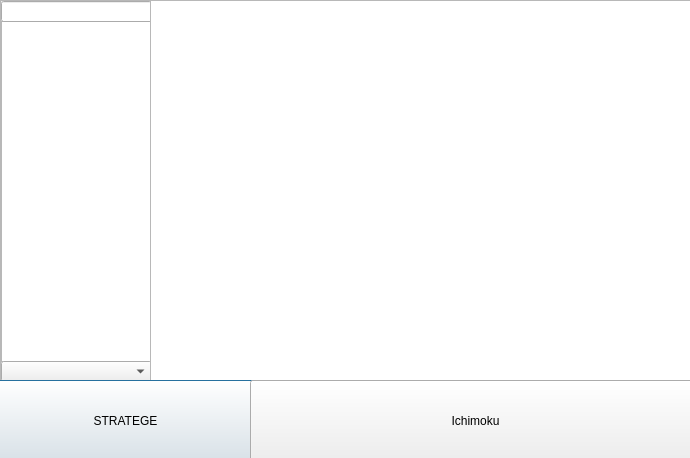
Above: primodial.ui from giantroad/ichimoku before the change. Below: the same form after it.
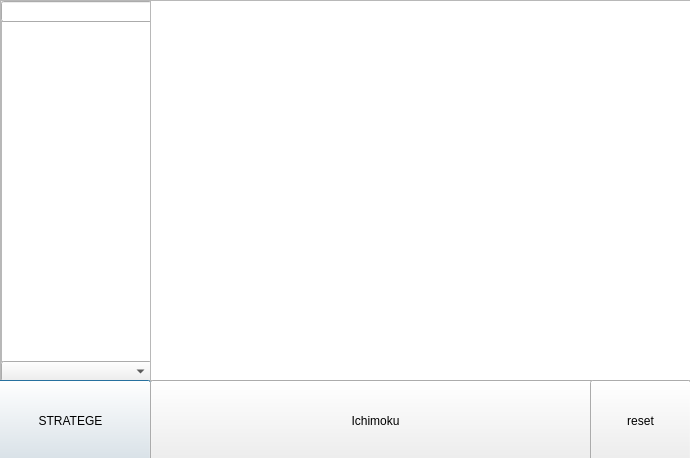
That is the form after the change.

Diff of the .ui file:
```diff
--- a/primodial.ui
+++ b/primodial.ui
@@ -81,7 +81,7 @@
     <rect>
      <x>-10</x>
      <y>380</y>
-     <width>271</width>
+     <width>161</width>
      <height>81</height>
     </rect>
    </property>
@@ -92,7 +92,7 @@
   <widget class="QPushButton" name="pushButton_2">
    <property name="geometry">
     <rect>
-     <x>250</x>
+     <x>150</x>
      <y>380</y>
      <width>451</width>
      <height>81</height>
@@ -102,6 +102,19 @@
     <string>Ichimoku</string>
    </property>
   </widget>
+  <widget class="QPushButton" name="pushButton_3">
+   <property name="geometry">
+    <rect>
+     <x>590</x>
+     <y>380</y>
+     <width>101</width>
+     <height>81</height>
+    </rect>
+   </property>
+   <property name="text">
+    <string>reset</string>
+   </property>
+  </widget>
  </widget>
  <resources/>
  <connections/>
```
Left out of the diff: 2 changed lines with no effect on the pictures.
